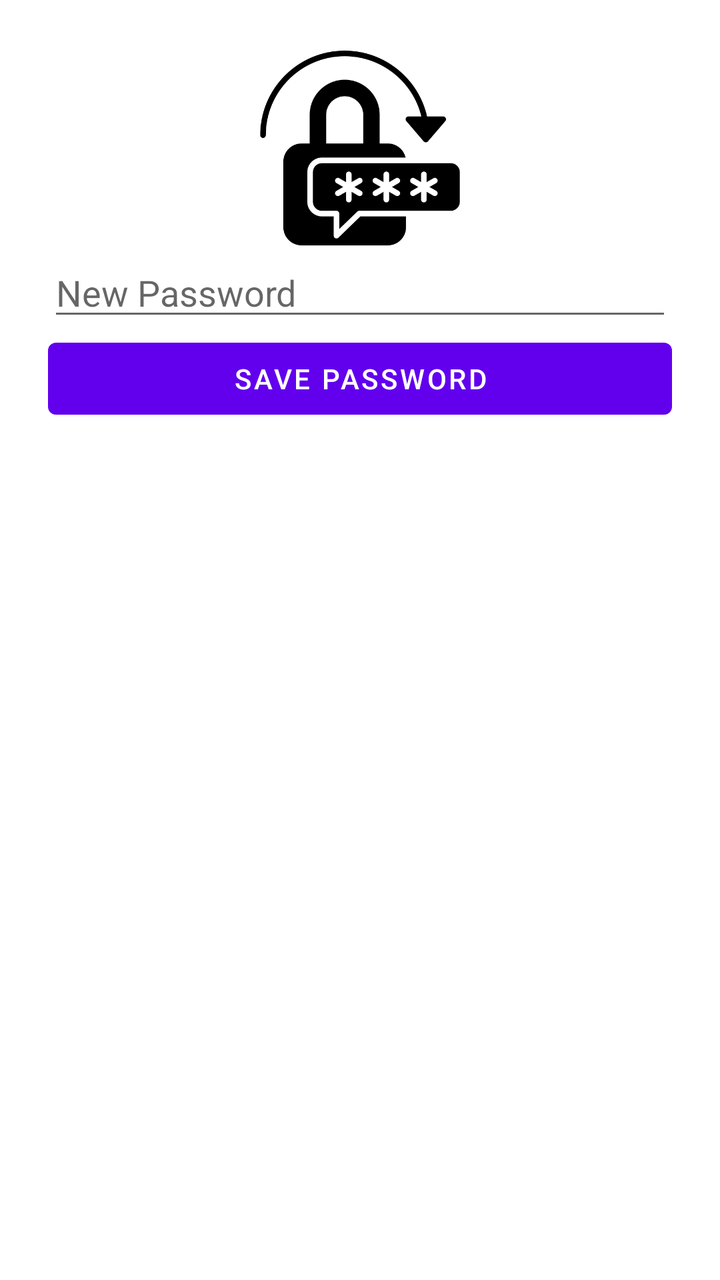
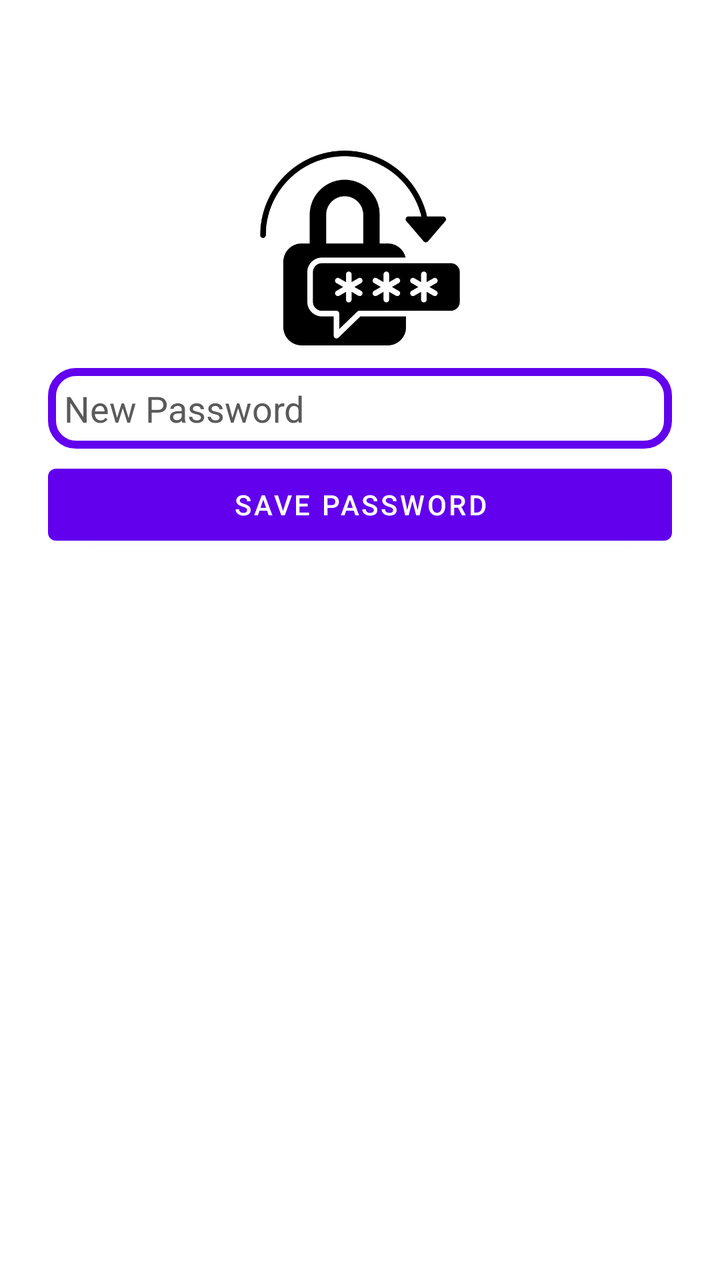

Compare the two renders of this Android layout. The source of the first and the diff that turns it into the second are given below.
<!-- AndroidManifest.xml: application theme Theme.StudyMate.Light -->
<!-- res/layout/activity_reset_password.xml -->
<LinearLayout xmlns:android="http://schemas.android.com/apk/res/android"
    android:padding="24dp"
    android:orientation="vertical"
    android:layout_width="match_parent"
    android:layout_height="match_parent"
    android:layout_marginTop="30dp">

    <ImageView
        android:src="@drawable/ic_reset"
        android:layout_width="100dp"
        android:layout_height="100dp"
        android:layout_gravity="center"/>

    <EditText
        android:id="@+id/etNewPassword"
        android:hint="@string/hint_new_password"
        android:layout_width="match_parent"
        android:layout_height="wrap_content"/>

    <Button
        android:id="@+id/btnSaveNew"
        android:text="@string/btn_save_password"
        android:layout_width="match_parent"
        android:layout_height="wrap_content"/>
</LinearLayout>
<!-- resources referenced by this layout -->
<resources>
  <!-- drawable ic_reset: png bitmap (drawable, 17251 bytes) -->
  <string name="btn_save_password">Save Password</string>
  <string name="hint_new_password">New Password</string>
  <style name="Theme.StudyMate.Light" parent="Theme.MaterialComponents.DayNight.DarkActionBar">
      <item name="colorPrimary">@color/purple_500</item>
      <item name="colorPrimaryVariant">@color/purple_700</item>
      <item name="colorOnPrimary">@color/white</item>
      <item name="colorSecondary">@color/teal_200</item>
      <item name="colorSecondaryVariant">@color/teal_700</item>
      <item name="colorOnSecondary">@color/black</item>
      <item name="android:windowBackground">@color/white</item>
  </style>
  <color name="purple_500">#6200EE</color>
  <color name="purple_700">#3700B3</color>
  <color name="white">#FFFFFFFF</color>
  <color name="teal_200">#03DAC5</color>
  <color name="teal_700">#018786</color>
  <color name="black">#FF000000</color>
</resources>

<!-- the commit's change to res/layout/activity_reset_password.xml (unified diff, before → after) -->
@@ -3,19 +3,28 @@
     android:orientation="vertical"
     android:layout_width="match_parent"
     android:layout_height="match_parent"
-    android:layout_marginTop="30dp">
+    android:layout_marginTop="50dp"
+    >
 
     <ImageView
         android:src="@drawable/ic_reset"
         android:layout_width="100dp"
         android:layout_height="100dp"
-        android:layout_gravity="center"/>
+        android:layout_gravity="center"
+        android:layout_marginBottom="10dp"
+        android:layout_marginTop="50dp"
+        />
 
     <EditText
         android:id="@+id/etNewPassword"
+        android:layout_width="match_parent"
+        android:layout_height="wrap_content"
+        android:layout_marginBottom="4dp"
+        android:background="@drawable/edittext_background"
+        android:textColorHint="@color/gray_200"
         android:hint="@string/hint_new_password"
-        android:layout_width="match_parent"
-        android:layout_height="wrap_content"/>
+        android:padding="8sp"
+        android:textColor="#3E3C3C" />
 
     <Button
         android:id="@+id/btnSaveNew"
<!-- resource entries referenced after the edit -->
@@ -1,5 +1,15 @@
 <!-- resources referenced by this layout -->
 <resources>
+  <color name="gray_200">#5B5A5A</color>
+  <!-- drawable edittext_background (drawable) -->
+  <?xml version="1.0" encoding="utf-8"?>
+  <shape xmlns:android="http://schemas.android.com/apk/res/android"
+      android:shape="rectangle">
+  
+      <solid android:color="@android:color/white" />
+      <stroke android:width="4dp" android:color="@color/purple_500" />
+      <corners android:radius="12dp" />
+  </shape>
   <!-- drawable ic_reset: png bitmap (drawable, 17251 bytes) -->
   <string name="btn_save_password">Save Password</string>
   <string name="hint_new_password">New Password</string>
@@ -15,7 +25,7 @@
   <color name="purple_500">#6200EE</color>
   <color name="purple_700">#3700B3</color>
   <color name="white">#FFFFFFFF</color>
-  <color name="teal_200">#03DAC5</color>
+  <color name="teal_200">#2AD1C4</color>
   <color name="teal_700">#018786</color>
   <color name="black">#FF000000</color>
 </resources>
